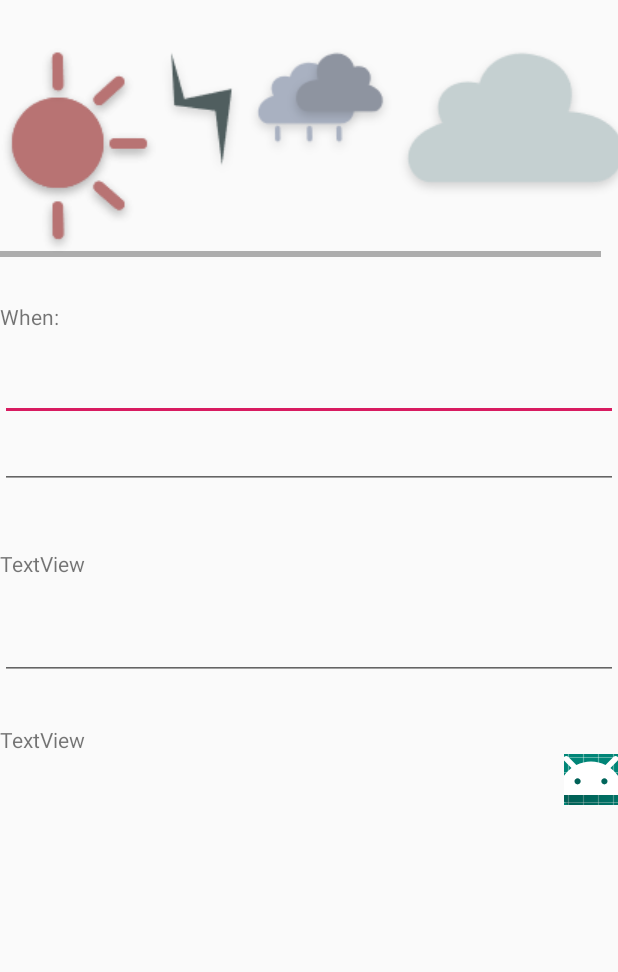
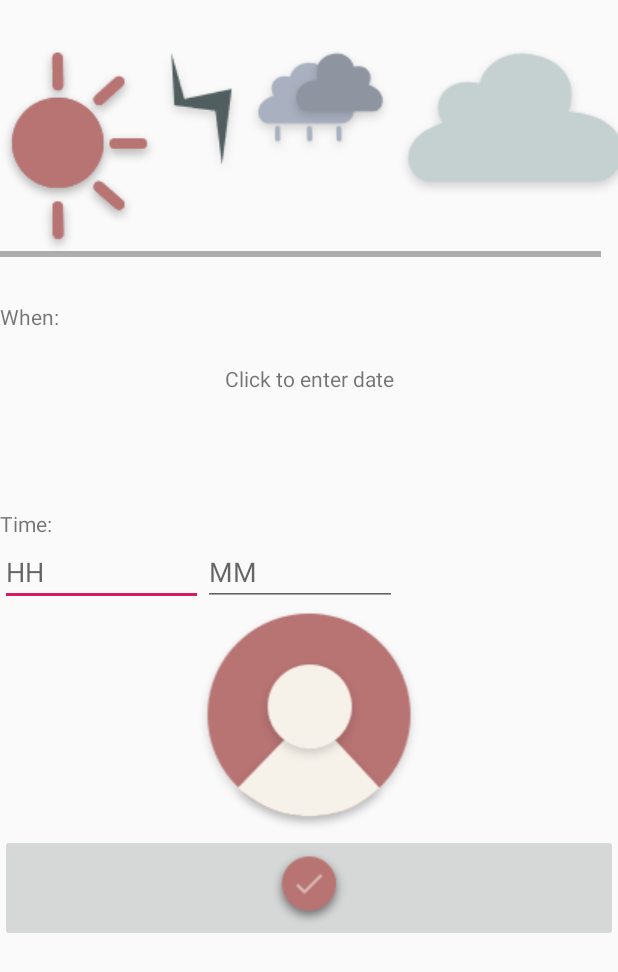
Before and after one commit to CMPUT301F19T21/MoodSwing, an Android app: the NewMoodActivity screen opened directly, with no data from a screen before it, on a phone screen of 412 x 824 dp. Shown: the top 972 px of the screen. Run offline under Robolectric (Android 15) with nearby library versions, the phone set to English and light mode, and no system bars.

Commit message:
Finished basic add mood

```diff
--- a/app/build.gradle
+++ b/app/build.gradle
@@ -18,6 +18,10 @@ android {
             minifyEnabled false
             proguardFiles getDefaultProguardFile('proguard-android-optimize.txt'), 'proguard-rules.pro'
         }
+    }
+    compileOptions {
+        sourceCompatibility = 1.8
+        targetCompatibility = 1.8
     }
 }
 
--- a/app/src/main/java/com/example/moodswing/MainActivity.java
+++ b/app/src/main/java/com/example/moodswing/MainActivity.java
@@ -107,6 +107,11 @@ public class MainActivity extends AppCompatActivity {
                 onPostLogin(username);
             }
         }
+        if (requestCode == 2) {
+            if (resultCode == RESULT_OK) {
+
+            }
+        }
     }
 
     private void onPostLogin(String username){
@@ -119,8 +124,11 @@ public class MainActivity extends AppCompatActivity {
         addButton.setOnClickListener(new View.OnClickListener() {
             @Override
             public void onClick(View view) {
+
+                Intent i = new Intent(getApplicationContext(), NewMoodActivity.class);
+                startActivityForResult(i, 2);
                 // testing
-                communicator.addMoodEvent(new MoodEvent(1, new DateJar(1998,2,27), new TimeJar(12,30)));
+                //communicator.addMoodEvent(new MoodEvent(1, new DateJar(1998,2,27), new TimeJar(12,30)));
                 // can call some method here to switch activity.
             }
         });
--- a/app/src/main/java/com/example/moodswing/NewMoodActivity.java
+++ b/app/src/main/java/com/example/moodswing/NewMoodActivity.java
@@ -2,9 +2,39 @@ package com.example.moodswing;
 
 import androidx.appcompat.app.AppCompatActivity;
 
+import android.app.DatePickerDialog;
 import android.os.Bundle;
+import android.util.Log;
+import android.view.View;
+import android.widget.DatePicker;
+import android.widget.EditText;
+import android.widget.ImageButton;
+import android.widget.TextView;
+import android.widget.TimePicker;
+import android.widget.Toast;
+
+import java.util.Calendar;
 
 public class NewMoodActivity extends AppCompatActivity {
+
+    private EditText hoursEditText;
+    private EditText minutesEditText;
+    private ImageButton confirmButton;
+    private int hours;
+    private int minutes;
+
+    private TextView dateView;
+    private DatePickerDialog.OnDateSetListener dateListener;
+    private DateJar date;
+    private TimeJar time;
+
+    private int moodState;
+    private ImageButton happyMood;
+    private ImageButton sadMood;
+    private ImageButton emotionalMood;
+    private ImageButton angryMood;
+
+
 
     @Override
     protected void onCreate(Bundle savedInstanceState) {
@@ -12,5 +42,109 @@ public class NewMoodActivity extends AppCompatActivity {
         setContentView(R.layout.add_mood);
 
 
+        dateView = (TextView) findViewById(R.id.dateView);
+        hoursEditText = (EditText) findViewById(R.id.addHours);
+        minutesEditText = (EditText) findViewById(R.id.addMinutes);
+
+
+        //Initializing the date picker
+
+        dateView.setOnClickListener(new View.OnClickListener() {
+            @Override
+            public void onClick(View view) {
+                Calendar calendar = Calendar.getInstance();
+                int day = calendar.get(Calendar.DAY_OF_MONTH);
+                int month = calendar.get(Calendar.MONTH);
+                int year = calendar.get(Calendar.YEAR);
+
+                DatePickerDialog datepick = new DatePickerDialog( NewMoodActivity.this, android.R.style.Theme_Holo_Light_Dialog_MinWidth,dateListener,year,month,day);
+                datepick.show();
+            }
+        });
+
+        dateListener = new DatePickerDialog.OnDateSetListener() {
+            @Override
+            public void onDateSet(DatePicker datePicker, int year, int month, int day) {
+                date = new DateJar(year,month,day);
+                Log.v("SOMETHING", year + "");
+            }
+        };
+
+
+        //Setting the mood buttons to a listener, 1=happy,2=angry,3=emotional,4=sad
+
+        happyMood = (ImageButton) findViewById(R.id.happy_button);
+        angryMood = (ImageButton) findViewById(R.id.angry_button);
+        emotionalMood = (ImageButton) findViewById(R.id.emotional_button);
+        sadMood = (ImageButton) findViewById(R.id.sad_button);
+
+        happyMood.setOnClickListener(new View.OnClickListener() {
+            @Override
+            public void onClick(View v) {
+                moodState = 1;
+            }
+        });
+
+        angryMood.setOnClickListener(new View.OnClickListener() {
+            @Override
+            public void onClick(View v) {
+                moodState = 2;
+            }
+        });
+
+        emotionalMood.setOnClickListener(new View.OnClickListener() {
+            @Override
+            public void onClick(View v) {
+                moodState = 3;
+            }
+        });
+
+        sadMood.setOnClickListener(new View.OnClickListener() {
+            @Override
+            public void onClick(View v) {
+                moodState = 4;
+            }
+        });
+
+
+
+
+        confirmButton = (ImageButton) findViewById(R.id.confirmNewMood);
+        confirmButton.setOnClickListener(new View.OnClickListener() {
+            @Override
+            public void onClick(View v) {
+
+                if (!hoursEditText.getText().toString().matches("") && !minutesEditText.getText().toString().matches("")) {
+                    hours = Integer.parseInt(hoursEditText.getText().toString());
+                    minutes = Integer.parseInt(minutesEditText.getText().toString());
+                    Log.v("SOMETHING", hours + "");
+                    Log.v("SOMETHING", minutes + "");
+                    time = new TimeJar(hours, minutes);
+                    if (date != null && moodState != 0) {
+                        Log.v("SOMETHING", moodState + "");
+                        finish();
+                    }
+                }
+            }
+        });
+
+
+
+
+
+
+
+
+
+
+
+
+
+
+
+
+
+
+
     }
 }
--- a/app/src/main/res/layout/add_mood.xml
+++ b/app/src/main/res/layout/add_mood.xml
@@ -17,7 +17,8 @@
         <LinearLayout
             android:layout_width="match_parent"
             android:layout_height="wrap_content"
-            android:orientation="horizontal" >
+            android:orientation="horizontal"
+            android:background="?android:selectableItemBackground">
 
             <ImageButton
                 android:layout_width="wrap_content"
@@ -60,60 +61,60 @@
         android:layout_height="34dp"
         android:text="When:" />
 
-    <EditText
-        android:id="@+id/dateText"
+    <TextView
+        android:id="@+id/dateView"
         android:layout_width="match_parent"
-        android:layout_height="wrap_content"
-        android:ems="10"
-        android:inputType="date" />
-
-    <EditText
-        android:id="@+id/timeText"
-        android:layout_width="match_parent"
-        android:layout_height="wrap_content"
-        android:ems="10"
-        android:inputType="time" />
+        android:layout_height="34dp"
+        android:text="Click to enter date"
+        android:gravity="center"/>
 
 
     <Space
         android:layout_width="1dp"
         android:layout_height="40dp"/>
 
-    <TextView
-        android:id="@+id/reasonText"
-        android:layout_width="121dp"
-        android:layout_height="42dp"
-        android:text="TextView" />
-
-    <EditText
-        android:id="@+id/reasonEditText"
-        android:layout_width="match_parent"
-        android:layout_height="wrap_content"
-        android:ems="10"
-        android:inputType="textPersonName" />
-
-    <ImageView
-        android:id="@+id/uploadPhotoTemp"
-        android:layout_width="match_parent"
-        android:layout_height="wrap_content"
-        tools:srcCompat="@tools:sample/avatars[0]" />
-
     <Space
         android:layout_width="1dp"
         android:layout_height="30dp"/>
 
+
     <TextView
-        android:id="@+id/locationText"
-        android:layout_width="90dp"
+        android:id="@+id/textView4"
+        android:layout_width="wrap_content"
         android:layout_height="wrap_content"
-        android:text="TextView" />
+        android:text="Time:" />
+
+    <LinearLayout
+        android:layout_width="wrap_content"
+        android:layout_height="wrap_content"
+        android:orientation="horizontal">
+
+        <EditText
+            android:id="@+id/addHours"
+            android:layout_width="135dp"
+            android:layout_height="match_parent"
+            android:inputType="number"
+            android:hint="HH" />
+
+        <EditText
+            android:id="@+id/addMinutes"
+            android:layout_width="129dp"
+            android:layout_height="match_parent"
+            android:inputType="number"
+            android:hint="MM" />
+    </LinearLayout>
+
+    <ImageView
+        android:id="@+id/imageView"
+        android:layout_width="match_parent"
+        android:layout_height="wrap_content"
+        app:srcCompat="@drawable/defaultprofileicon" />
 
     <ImageButton
-        android:id="@+id/locationButton"
-        android:layout_width="36dp"
-        android:layout_height="34dp"
-        android:layout_gravity="right"
-        app:srcCompat="@mipmap/ic_launcher_round" />
+        android:id="@+id/confirmNewMood"
+        android:layout_width="match_parent"
+        android:layout_height="wrap_content"
+        app:srcCompat="@drawable/confirmbutton" />
 
 
 </LinearLayout>
```
